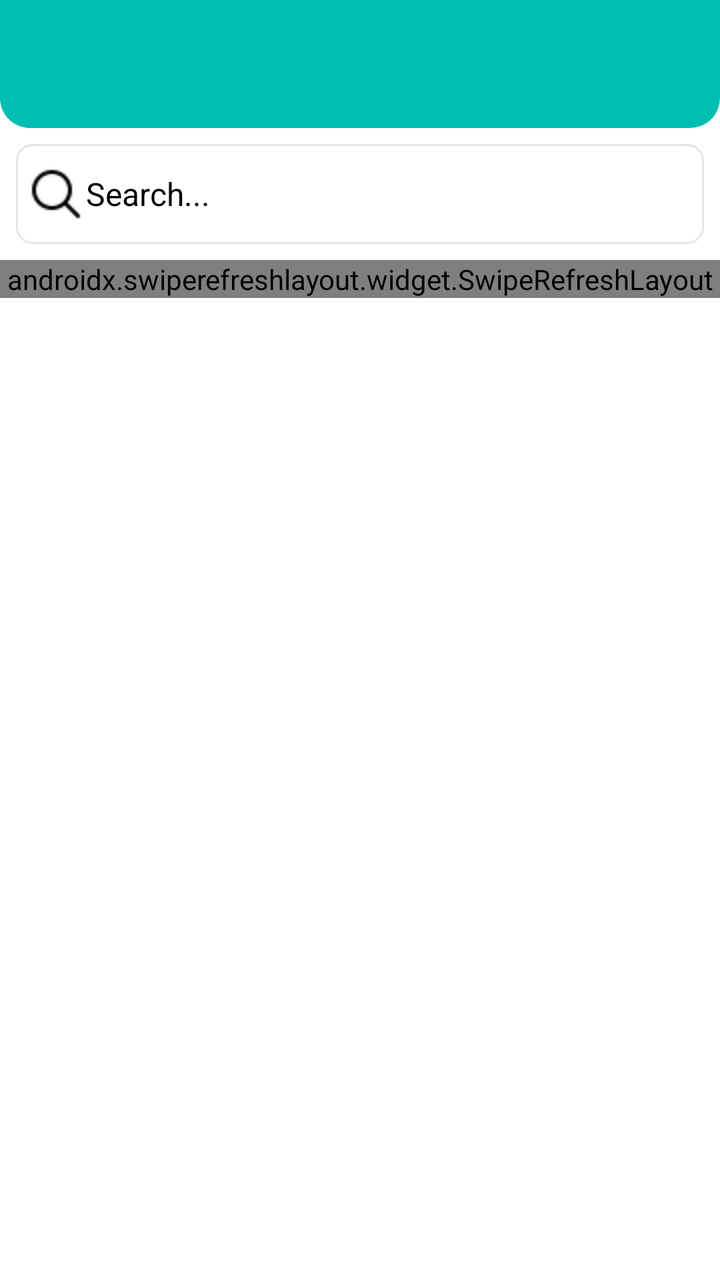
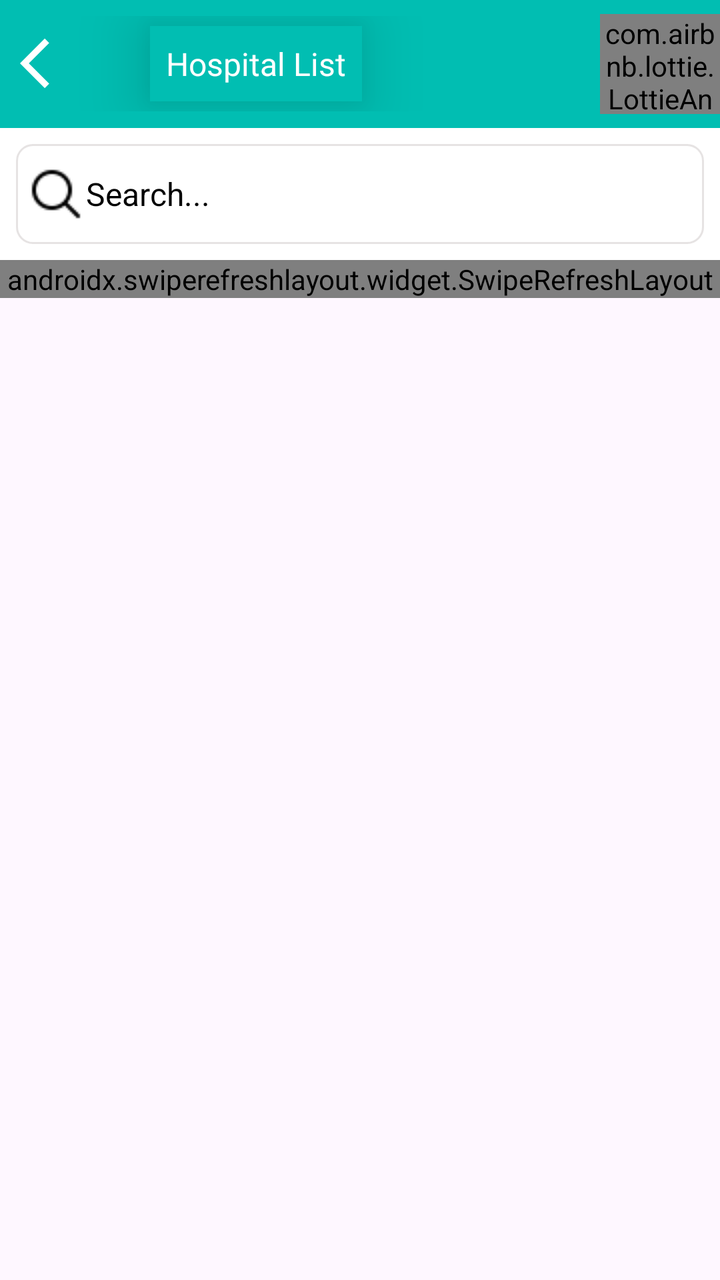

Before-and-after screenshots of an Android layout around one commit, followed by the original layout XML and the change that was made.
<!-- AndroidManifest.xml: application theme Theme.LifePluse -->
<!-- res/layout/activity_hospital.xml -->
<?xml version="1.0" encoding="utf-8"?>
<LinearLayout xmlns:android="http://schemas.android.com/apk/res/android"
    xmlns:app="http://schemas.android.com/apk/res-auto"
    xmlns:tools="http://schemas.android.com/tools"
    android:layout_width="match_parent"
    android:layout_height="match_parent"
    android:orientation="vertical"
    android:background="@color/white"
    tools:context=".activity.Hospital">


    <include layout="@layout/material_toolbar_layout"/>

    <include layout="@layout/custom_search_view"/>



    
    <androidx.swiperefreshlayout.widget.SwipeRefreshLayout
        android:id="@+id/swipeRefreshLayout"
        android:layout_width="match_parent"
        android:layout_height="wrap_content"
        >

        <androidx.recyclerview.widget.RecyclerView
            android:id="@+id/recyclearViewId"
            android:layout_width="match_parent"
            android:layout_height="match_parent"
            android:padding="5dp" />

    </androidx.swiperefreshlayout.widget.SwipeRefreshLayout>
    











</LinearLayout>
<!-- res/layout/material_toolbar_layout.xml (included above) -->
<?xml version="1.0" encoding="utf-8"?>
<RelativeLayout xmlns:android="http://schemas.android.com/apk/res/android"
    android:layout_width="match_parent"
    android:layout_height="wrap_content"
    android:background="@color/white"
    xmlns:app="http://schemas.android.com/apk/res-auto">

    <com.google.android.material.appbar.AppBarLayout
        android:layout_width="match_parent"
        android:layout_height="wrap_content"
        android:background="@color/white"
        >

        <com.google.android.material.appbar.MaterialToolbar
            android:id="@+id/toolbarId"
            android:layout_width="match_parent"
            android:layout_height="?attr/actionBarSize"
            android:background="@drawable/toolbar_bg_style"
            app:navigationIconTint="@color/white"
            app:titleTextColor="@color/white" />

    </com.google.android.material.appbar.AppBarLayout>

</RelativeLayout>
<!-- res/layout/custom_search_view.xml (included above) -->
<?xml version="1.0" encoding="utf-8"?>
<LinearLayout xmlns:android="http://schemas.android.com/apk/res/android"
    android:layout_width="match_parent"
    android:layout_height="50dp"
    android:layout_margin="8dp"
    android:background="@drawable/search_sample_layout"
    android:orientation="horizontal"
    android:padding="5dp">

    <EditText
        android:id="@+id/searchEditText"
        android:layout_width="0dp"
        android:layout_height="wrap_content"
        android:layout_gravity="center_vertical"
        android:layout_weight="1"
        android:background="@android:color/transparent"
        android:drawableStart="@drawable/search_icon"
        android:inputType="text"
        android:imeOptions="actionSearch"
        android:hint="Search..."
        android:textColor="@android:color/black"
        android:textColorHint="@color/text_color"
        android:textSize="16sp" />
</LinearLayout>
<!-- resources referenced by this layout -->
<resources>
  <color name="text_color">#000</color>
  <color name="white">#FFFFFFFF</color>
  <!-- drawable search_icon: png bitmap (drawable, 439 bytes) -->
  <!-- drawable search_sample_layout (drawable) -->
  <?xml version="1.0" encoding="utf-8"?>
  <shape xmlns:android="http://schemas.android.com/apk/res/android"
      android:shape="rectangle">
      <solid android:color="#FFFFFF" />
      <corners android:radius="8dp" />
  
      <stroke
          android:width="1dp"
          android:color="#E6E3E3" />
  </shape>
  <!-- drawable toolbar_bg_style (drawable) -->
  <?xml version="1.0" encoding="utf-8"?>
  <shape xmlns:android="http://schemas.android.com/apk/res/android">
  
      <solid android:color="@color/header_bg" />
      <corners
          android:bottomLeftRadius="15dp"
          android:bottomRightRadius="15dp" />
  
  </shape>
  <style name="Theme.LifePluse" parent="Base.Theme.LifePluse" />
  <color name="header_bg">#01BEB2</color>
  <style name="Base.Theme.LifePluse" parent="Theme.Material3.DayNight.NoActionBar">
          
  
          <item name="android:windowIsTranslucent">true</item>
  
          <item name="colorPrimary">@color/status_bar</item>
      </style>
  <color name="status_bar">#018E85</color>
</resources>

<!-- the commit's change to res/layout/activity_hospital.xml (unified diff, before → after) -->
@@ -1,70 +1,98 @@
 <?xml version="1.0" encoding="utf-8"?>
-<LinearLayout xmlns:android="http://schemas.android.com/apk/res/android"
+<RelativeLayout xmlns:android="http://schemas.android.com/apk/res/android"
     xmlns:app="http://schemas.android.com/apk/res-auto"
     xmlns:tools="http://schemas.android.com/tools"
     android:layout_width="match_parent"
     android:layout_height="match_parent"
-    android:orientation="vertical"
-    android:background="@color/white"
     tools:context=".activity.Hospital">
 
-
-    <include layout="@layout/material_toolbar_layout"/>
-
-    <include layout="@layout/custom_search_view"/>
+    <LinearLayout
+        android:id="@+id/topbarLayout"
+        style="@style/CustomCardViewStyle"
+        android:layout_width="match_parent"
+        android:layout_height="?attr/actionBarSize"
+        android:layout_alignParentTop="true"
+        android:background="@color/header_bg"
+        android:gravity="center"
+        android:orientation="horizontal"
+        android:weightSum="3">
 
 
+        <LinearLayout
+            android:id="@+id/locationLayout"
+            android:layout_width="0dp"
+            android:layout_height="wrap_content"
+            android:layout_alignParentTop="true"
+            android:layout_weight="2.5"
+            android:orientation="horizontal">
 
-    
-    <androidx.swiperefreshlayout.widget.SwipeRefreshLayout
-        android:id="@+id/swipeRefreshLayout"
+
+            <ImageView
+                android:id="@+id/button_back"
+                android:layout_width="50dp"
+                android:layout_height="30dp"
+                android:layout_gravity="center"
+                android:layout_marginRight="20sp"
+                android:src="@drawable/baseline_arrow_back" />
+
+
+            <TextView
+                android:layout_width="wrap_content"
+                android:layout_height="wrap_content"
+                android:layout_marginStart="5dp"
+                android:layout_marginTop="5dp"
+                android:layout_marginEnd="5dp"
+                android:layout_marginBottom="5dp"
+                android:background="@color/header_bg"
+                android:elevation="20sp"
+                android:gravity="center"
+                android:padding="8dp"
+                android:text="Hospital List"
+                android:textColor="@android:color/white"
+                android:textSize="16sp" />
+        </LinearLayout>
+
+
+        <com.airbnb.lottie.LottieAnimationView
+            android:id="@+id/addhospitalId"
+            android:layout_width="0dp"
+            android:layout_height="50dp"
+            android:layout_weight=".5"
+            app:lottie_autoPlay="true"
+            app:lottie_loop="true"
+            app:lottie_rawRes="@raw/add_animition" />
+
+
+    </LinearLayout>
+
+
+    <LinearLayout
         android:layout_width="match_parent"
         android:layout_height="wrap_content"
-        >
+        android:layout_below="@id/topbarLayout"
+        android:background="@color/white"
+        android:orientation="vertical">
 
-        <androidx.recyclerview.widget.RecyclerView
-            android:id="@+id/recyclearViewId"
-            android:layout_width="match_parent"
-            android:layout_height="match_parent"
-            android:padding="5dp" />
-
-    </androidx.swiperefreshlayout.widget.SwipeRefreshLayout>
-    
+        <include layout="@layout/custom_search_view" />
 
 
+        
+        <androidx.swiperefreshlayout.widget.SwipeRefreshLayout
+            android:id="@+id/swipeRefreshLayout"
+            android:layout_width="match_parent"
+            android:layout_height="wrap_content">
 
+            <androidx.recyclerview.widget.RecyclerView
+                android:id="@+id/recyclearViewId"
+                android:layout_width="match_parent"
+                android:layout_height="match_parent"
+                android:padding="5dp" />
 
+        </androidx.swiperefreshlayout.widget.SwipeRefreshLayout>
+        
 
+    </LinearLayout>
 
-
-
-
-
-
-</LinearLayout>
-<!-- res/layout/material_toolbar_layout.xml (included above) -->
-<?xml version="1.0" encoding="utf-8"?>
-<RelativeLayout xmlns:android="http://schemas.android.com/apk/res/android"
-    android:layout_width="match_parent"
-    android:layout_height="wrap_content"
-    android:background="@color/white"
-    xmlns:app="http://schemas.android.com/apk/res-auto">
-
-    <com.google.android.material.appbar.AppBarLayout
-        android:layout_width="match_parent"
-        android:layout_height="wrap_content"
-        android:background="@color/white"
-        >
-
-        <com.google.android.material.appbar.MaterialToolbar
-            android:id="@+id/toolbarId"
-            android:layout_width="match_parent"
-            android:layout_height="?attr/actionBarSize"
-            android:background="@drawable/toolbar_bg_style"
-            app:navigationIconTint="@color/white"
-            app:titleTextColor="@color/white" />
-
-    </com.google.android.material.appbar.AppBarLayout>
 
 </RelativeLayout>
 <!-- res/layout/custom_search_view.xml (included above) -->
<!-- resource entries referenced after the edit -->
@@ -2,6 +2,12 @@
 <resources>
   <color name="text_color">#000</color>
   <color name="white">#FFFFFFFF</color>
+  <!-- drawable baseline_arrow_back (drawable) -->
+  <vector android:autoMirrored="true" android:height="24dp"
+      android:tint="#FFFFFF" android:viewportHeight="24"
+      android:viewportWidth="24" android:width="24dp" xmlns:android="http://schemas.android.com/apk/res/android">
+      <path android:fillColor="@android:color/white" android:pathData="M11.67,3.87L9.9,2.1 0,12l9.9,9.9 1.77,-1.77L3.54,12z"/>
+  </vector>
   <!-- drawable search_icon: png bitmap (drawable, 439 bytes) -->
   <!-- drawable search_sample_layout (drawable) -->
   <?xml version="1.0" encoding="utf-8"?>
@@ -14,17 +20,22 @@
           android:width="1dp"
           android:color="#E6E3E3" />
   </shape>
-  <!-- drawable toolbar_bg_style (drawable) -->
-  <?xml version="1.0" encoding="utf-8"?>
-  <shape xmlns:android="http://schemas.android.com/apk/res/android">
+  <style name="CustomCardViewStyle" parent="@style/Widget.MaterialComponents.CardView">
   
-      <solid android:color="@color/header_bg" />
-      <corners
-          android:bottomLeftRadius="15dp"
-          android:bottomRightRadius="15dp" />
+          <item name="shapeAppearanceOverlay">@style/ShapeAppearanceOverlay_card_custome_corners
+          </item>
   
-  </shape>
+      </style>
   <style name="Theme.LifePluse" parent="Base.Theme.LifePluse" />
+  <style name="ShapeAppearanceOverlay_card_custome_corners" parent="">
+  
+          <item name="cornerFamily">rounded</item>
+          <item name="cornerSizeTopRight">0dp</item>
+          <item name="cornerSizeTopLeft">0dp</item>
+          <item name="cornerSizeBottomRight">16dp</item>
+          <item name="cornerSizeBottomLeft">16dp</item>
+  
+      </style>
   <color name="header_bg">#01BEB2</color>
   <style name="Base.Theme.LifePluse" parent="Theme.Material3.DayNight.NoActionBar">
           
